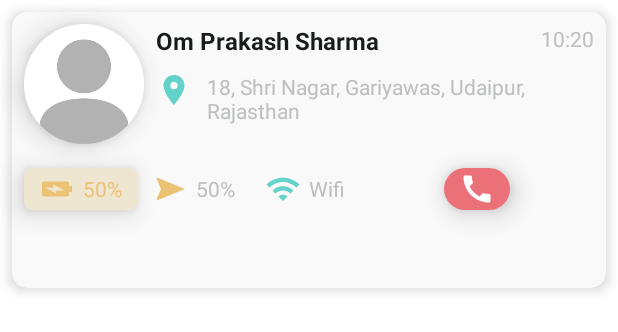
After one commit to iamomsharma/FamilySafety, an Android app: the layout adapter_item_member.xml on its own in the app's theme, with its tools: preview values and no code run, on a phone screen of 412 x 824 dp. The commit adds this screen. Shown: the top 332 px of the screen. Run offline under Robolectric (Android 15) with nearby library versions, the phone set to English and light mode, and no system bars.

Commit message:
create memeber listing

```diff
--- a/app/src/main/java/com/example/familysefty/HomeFragment.kt
+++ b/app/src/main/java/com/example/familysefty/HomeFragment.kt
@@ -1,23 +1,49 @@
 package com.example.familysefty
 
 import android.os.Bundle
-import androidx.fragment.app.Fragment
+import android.util.Log
 import android.view.LayoutInflater
 import android.view.View
 import android.view.ViewGroup
+import androidx.fragment.app.Fragment
+import androidx.recyclerview.widget.LinearLayoutManager
+import com.example.familysefty.databinding.FragmentHomeBinding
 
 class HomeFragment : Fragment() {
 
+    private lateinit var binding: FragmentHomeBinding
     override fun onCreateView(
         inflater: LayoutInflater, container: ViewGroup?,
         savedInstanceState: Bundle?
     ): View? {
-        // Inflate the layout for this fragment
-        return inflater.inflate(R.layout.fragment_home, container, false)
+
+        binding = FragmentHomeBinding.inflate(inflater, container, false)
+
+
+        initialization()
+
+        return binding.root
+    }
+
+    private fun initialization() {
+
+        val memberArrayList = arrayListOf<MemberDataClass>(
+            MemberDataClass("Om Prakash Sharma"),
+            MemberDataClass("Om Prakash Sharma"),
+            MemberDataClass("Om Prakash Sharma"),
+            MemberDataClass("Om Prakash Sharma"),
+            MemberDataClass("Om Prakash Sharma"),
+            MemberDataClass("Om Prakash Sharma")
+        )
+
+        val memberAdapter = MemberListAdapter(memberArrayList)
+        binding.rvMember.layoutManager = LinearLayoutManager(requireContext())
+        binding.rvMember.adapter = memberAdapter
+
+        Log.d("TAG", "@@@ initialization: - First TIme")
     }
 
     companion object {
-
         @JvmStatic
         fun newInstance() = HomeFragment()
     }
--- a/app/src/main/java/com/example/familysefty/MainActivity.kt
+++ b/app/src/main/java/com/example/familysefty/MainActivity.kt
@@ -25,11 +25,13 @@ class MainActivity : AppCompatActivity() {
             true
         }
 
+        binding.bottomNavigation.selectedItemId = R.id.nav_home
+
     }
 
     fun callFragment(fragment: Fragment)
     {
-        var transaction = supportFragmentManager.beginTransaction()
+        val transaction = supportFragmentManager.beginTransaction()
         transaction.replace(R.id.frameContainer, fragment)
         transaction.commit()
     }
--- /dev/null
+++ b/app/src/main/java/com/example/familysefty/MemberDataClass.kt
@@ -0,0 +1,12 @@
+package com.example.familysefty
+
+data class MemberDataClass(
+    var name : String
+//    var profileUrl : String,
+//    var location: String,
+//    var time : String,
+//    var chargingStatus : String,
+//    var distance : String,
+//    var signal : String,
+//    var callNumber : String
+)
--- /dev/null
+++ b/app/src/main/java/com/example/familysefty/MemberListAdapter.kt
@@ -0,0 +1,37 @@
+package com.example.familysefty
+
+import android.view.LayoutInflater
+import android.view.ViewGroup
+import androidx.recyclerview.widget.RecyclerView
+import com.example.familysefty.databinding.AdapterItemMemberBinding
+
+class MemberListAdapter(private val memberArrayList: ArrayList<MemberDataClass>) :
+    RecyclerView.Adapter<MemberListAdapter.ViewHolder>() {
+
+    private lateinit var binding: AdapterItemMemberBinding
+
+    override fun onCreateViewHolder(parent: ViewGroup, viewType: Int): ViewHolder {
+        binding =
+            AdapterItemMemberBinding.inflate(LayoutInflater.from(parent.context), parent, false)
+
+        return ViewHolder(binding)
+    }
+
+    override fun getItemCount(): Int = memberArrayList.size
+
+
+    override fun onBindViewHolder(holder: ViewHolder, position: Int) {
+        val memberList = memberArrayList[position]
+        holder.bind(memberList)
+    }
+
+    class ViewHolder(private val item: AdapterItemMemberBinding) :
+        RecyclerView.ViewHolder(item.root) {
+
+        fun bind(memberList: MemberDataClass) {
+            item.tvName.text = memberList.name
+        }
+
+
+    }
+}
--- /dev/null
+++ b/app/src/main/res/drawable/bg_radious.xml
@@ -0,0 +1,5 @@
+<?xml version="1.0" encoding="utf-8"?>
+<shape xmlns:android="http://schemas.android.com/apk/res/android">
+    <solid android:color="@color/bg_light_orange_color"/>
+    <corners android:radius="5dp"/>
+</shape>
--- /dev/null
+++ b/app/src/main/res/drawable/bg_round.xml
@@ -0,0 +1,5 @@
+<?xml version="1.0" encoding="utf-8"?>
+<shape xmlns:android="http://schemas.android.com/apk/res/android">
+    <solid android:color="@color/light_red_color"/>
+    <corners android:radius="50dp"/>
+</shape>
--- /dev/null
+++ b/app/src/main/res/drawable/ic_call.xml
@@ -0,0 +1,5 @@
+<vector android:height="24dp" android:tint="#000000"
+    android:viewportHeight="24" android:viewportWidth="24"
+    android:width="24dp" xmlns:android="http://schemas.android.com/apk/res/android">
+    <path android:fillColor="@android:color/white" android:pathData="M20.01,15.38c-1.23,0 -2.42,-0.2 -3.53,-0.56 -0.35,-0.12 -0.74,-0.03 -1.01,0.24l-1.57,1.97c-2.83,-1.35 -5.48,-3.9 -6.89,-6.83l1.95,-1.66c0.27,-0.28 0.35,-0.67 0.24,-1.02 -0.37,-1.11 -0.56,-2.3 -0.56,-3.53 0,-0.54 -0.45,-0.99 -0.99,-0.99H4.19C3.65,3 3,3.24 3,3.99 3,13.28 10.73,21 20.01,21c0.71,0 0.99,-0.63 0.99,-1.18v-3.45c0,-0.54 -0.45,-0.99 -0.99,-0.99z"/>
+</vector>
--- /dev/null
+++ b/app/src/main/res/drawable/ic_charging.xml
@@ -0,0 +1,5 @@
+<vector android:height="24dp" android:tint="#000000"
+    android:viewportHeight="24" android:viewportWidth="24"
+    android:width="24dp" xmlns:android="http://schemas.android.com/apk/res/android">
+    <path android:fillColor="@android:color/white" android:pathData="M15.67,4H14V2h-4v2H8.33C7.6,4 7,4.6 7,5.33v15.33C7,21.4 7.6,22 8.33,22h7.33c0.74,0 1.34,-0.6 1.34,-1.33V5.33C17,4.6 16.4,4 15.67,4zM11,20v-5.5H9L13,7v5.5h2L11,20z"/>
+</vector>
--- /dev/null
+++ b/app/src/main/res/drawable/ic_location.xml
@@ -0,0 +1,5 @@
+<vector android:height="24dp" android:tint="#000000"
+    android:viewportHeight="24" android:viewportWidth="24"
+    android:width="24dp" xmlns:android="http://schemas.android.com/apk/res/android">
+    <path android:fillColor="@android:color/white" android:pathData="M12,2C8.13,2 5,5.13 5,9c0,5.25 7,13 7,13s7,-7.75 7,-13c0,-3.87 -3.13,-7 -7,-7zM12,11.5c-1.38,0 -2.5,-1.12 -2.5,-2.5s1.12,-2.5 2.5,-2.5 2.5,1.12 2.5,2.5 -1.12,2.5 -2.5,2.5z"/>
+</vector>
--- /dev/null
+++ b/app/src/main/res/drawable/ic_navigation.xml
@@ -0,0 +1,5 @@
+<vector android:height="24dp" android:tint="#000000"
+    android:viewportHeight="24" android:viewportWidth="24"
+    android:width="24dp" xmlns:android="http://schemas.android.com/apk/res/android">
+    <path android:fillColor="@android:color/white" android:pathData="M12,2L4.5,20.29l0.71,0.71L12,18l6.79,3 0.71,-0.71z"/>
+</vector>
--- /dev/null
+++ b/app/src/main/res/drawable/ic_wifi.xml
@@ -0,0 +1,5 @@
+<vector android:height="24dp" android:tint="#000000"
+    android:viewportHeight="24" android:viewportWidth="24"
+    android:width="24dp" xmlns:android="http://schemas.android.com/apk/res/android">
+    <path android:fillColor="@android:color/white" android:pathData="M1,9l2,2c4.97,-4.97 13.03,-4.97 18,0l2,-2C16.93,2.93 7.08,2.93 1,9zM9,17l3,3 3,-3c-1.65,-1.66 -4.34,-1.66 -6,0zM5,13l2,2c2.76,-2.76 7.24,-2.76 10,0l2,-2C15.14,9.14 8.87,9.14 5,13z"/>
+</vector>
--- a/app/src/main/res/layout/activity_main.xml
+++ b/app/src/main/res/layout/activity_main.xml
@@ -19,7 +19,7 @@
             android:id="@+id/bottomNavigation"
             android:layout_width="match_parent"
             android:layout_height="wrap_content"
-            app:backgroundTint="@color/light_white_color"
+            app:backgroundTint="@color/white_color"
             app:itemIconTint="@drawable/nav_item_color"
             app:itemTextColor="@color/bottom_navigation_item_selected"
             app:layout_constraintBottom_toBottomOf="parent"
--- /dev/null
+++ b/app/src/main/res/layout/adapter_item_member.xml
@@ -0,0 +1,215 @@
+<?xml version="1.0" encoding="utf-8"?>
+<layout>
+    <androidx.constraintlayout.widget.ConstraintLayout xmlns:android="http://schemas.android.com/apk/res/android"
+        xmlns:app="http://schemas.android.com/apk/res-auto"
+        android:layout_width="match_parent"
+        android:layout_height="200dp">
+
+        <com.google.android.material.card.MaterialCardView
+            android:id="@+id/cvMember"
+            android:layout_width="match_parent"
+            android:layout_height="match_parent"
+            android:layout_margin="@dimen/dimens_16dp"
+            app:cardBackgroundColor="@color/white_color"
+            app:cardCornerRadius="10dp"
+            app:cardElevation="5dp"
+            app:layout_constraintBottom_toBottomOf="parent"
+            app:layout_constraintEnd_toEndOf="parent"
+            app:layout_constraintStart_toStartOf="parent"
+            app:layout_constraintTop_toTopOf="parent" />
+
+        <com.google.android.material.imageview.ShapeableImageView
+            android:id="@+id/imgUser"
+            android:layout_width="80dp"
+            android:layout_height="80dp"
+            android:layout_margin="@dimen/dimens_16dp"
+            android:elevation="10dp"
+            app:layout_constraintStart_toStartOf="@id/cvMember"
+            app:layout_constraintTop_toTopOf="@id/cvMember"
+            app:shapeAppearance="@style/circleImageView"
+            app:srcCompat="@drawable/img_profile" />
+
+        <androidx.appcompat.widget.AppCompatTextView
+            android:id="@+id/tvName"
+            android:layout_width="0dp"
+            android:layout_height="wrap_content"
+            android:layout_marginStart="@dimen/dimens_16dp"
+            android:elevation="10dp"
+            android:text="Om Prakash Sharma"
+            android:textColor="@color/black_color"
+            android:textSize="16sp"
+            android:textStyle="bold"
+            app:layout_constraintEnd_toStartOf="@+id/tvTime"
+            app:layout_constraintStart_toEndOf="@id/imgUser"
+            app:layout_constraintTop_toTopOf="@id/imgUser" />
+
+        <androidx.appcompat.widget.AppCompatTextView
+            android:id="@+id/tvTime"
+            android:layout_width="0dp"
+            android:layout_height="wrap_content"
+            android:layout_margin="@dimen/dimens_16dp"
+            android:elevation="10dp"
+            android:text="10:20"
+            android:textColor="@color/gray_color"
+            app:layout_constraintEnd_toEndOf="@id/cvMember"
+            app:layout_constraintTop_toTopOf="@id/cvMember" />
+
+        <androidx.appcompat.widget.AppCompatImageView
+            android:id="@+id/ivLocation"
+            android:layout_width="wrap_content"
+            android:layout_height="wrap_content"
+            android:layout_marginTop="10dp"
+            android:elevation="10dp"
+            android:tint="@color/light_green_color"
+            app:layout_constraintStart_toStartOf="@id/tvName"
+            app:layout_constraintTop_toBottomOf="@id/tvName"
+            app:srcCompat="@drawable/ic_location" />
+
+        <androidx.appcompat.widget.AppCompatTextView
+            android:id="@+id/tvLocation"
+            android:layout_width="0dp"
+            android:layout_height="wrap_content"
+            android:layout_marginStart="10dp"
+            android:elevation="10dp"
+            android:textColor="@color/gray_color"
+            android:text="18, Shri Nagar, Gariyawas, Udaipur, Rajasthan"
+            app:layout_constraintEnd_toEndOf="@id/tvTime"
+            app:layout_constraintStart_toEndOf="@id/ivLocation"
+            app:layout_constraintTop_toTopOf="@id/ivLocation" />
+
+        <LinearLayout
+            android:id="@+id/llCharging"
+            android:layout_width="wrap_content"
+            android:layout_height="wrap_content"
+            android:layout_marginTop="16dp"
+            android:background="@drawable/bg_radious"
+            android:elevation="10dp"
+            android:gravity="center"
+            android:orientation="horizontal"
+            android:paddingStart="10dp"
+            android:paddingTop="2dp"
+            android:paddingEnd="10dp"
+            android:paddingBottom="2dp"
+            app:layout_constraintStart_toStartOf="@id/imgUser"
+            app:layout_constraintTop_toBottomOf="@id/imgUser">
+
+            <androidx.appcompat.widget.AppCompatImageView
+                android:id="@+id/ivCharging"
+                android:layout_width="wrap_content"
+                android:layout_height="wrap_content"
+                android:rotation="90"
+                android:tint="@color/light_green_color"
+                app:layout_constraintStart_toStartOf="@id/tvName"
+                app:layout_constraintTop_toBottomOf="@id/tvName"
+                app:srcCompat="@drawable/ic_charging"
+                app:tint="@color/light_orange_color" />
+
+            <androidx.appcompat.widget.AppCompatTextView
+                android:id="@+id/tvCharging"
+                android:layout_width="match_parent"
+                android:layout_height="wrap_content"
+                android:layout_marginStart="5dp"
+                android:text="50%"
+                android:textColor="@color/light_orange_color" />
+
+        </LinearLayout>
+
+        <LinearLayout
+            android:id="@+id/llNavigation"
+            android:layout_width="wrap_content"
+            android:layout_height="wrap_content"
+            android:elevation="10dp"
+            android:gravity="center"
+            android:orientation="horizontal"
+            android:paddingStart="10dp"
+            android:paddingTop="2dp"
+            android:paddingEnd="10dp"
+            android:paddingBottom="2dp"
+            app:layout_constraintStart_toEndOf="@id/llCharging"
+            app:layout_constraintTop_toTopOf="@id/llCharging">
+
+            <androidx.appcompat.widget.AppCompatImageView
+                android:id="@+id/ivNavigation"
+                android:layout_width="wrap_content"
+                android:layout_height="wrap_content"
+                android:rotation="90"
+                android:tint="@color/light_green_color"
+                app:layout_constraintStart_toStartOf="@id/tvName"
+                app:layout_constraintTop_toBottomOf="@id/tvName"
+                app:srcCompat="@drawable/ic_navigation"
+                app:tint="@color/light_orange_color" />
+
+            <androidx.appcompat.widget.AppCompatTextView
+                android:id="@+id/tvNavigation"
+                android:layout_width="match_parent"
+                android:layout_height="wrap_content"
+                android:layout_marginStart="5dp"
+                android:textColor="@color/gray_color"
+                android:text="50%" />
+
+        </LinearLayout>
+
+        <LinearLayout
+            android:id="@+id/llSignal"
+            android:layout_width="wrap_content"
+            android:layout_height="wrap_content"
+            android:elevation="10dp"
+            android:gravity="center"
+            android:orientation="horizontal"
+            android:paddingStart="10dp"
+            android:paddingTop="2dp"
+            android:paddingEnd="10dp"
+            android:paddingBottom="2dp"
+            app:layout_constraintStart_toEndOf="@id/llNavigation"
+            app:layout_constraintTop_toTopOf="@id/llCharging">
+
+            <androidx.appcompat.widget.AppCompatImageView
+                android:id="@+id/ivSignal"
+                android:layout_width="wrap_content"
+                android:layout_height="wrap_content"
+                app:layout_constraintStart_toStartOf="@id/tvName"
+                app:layout_constraintTop_toBottomOf="@id/tvName"
+                app:srcCompat="@drawable/ic_wifi"
+                app:tint="@color/light_green_color" />
+
+            <androidx.appcompat.widget.AppCompatTextView
+                android:id="@+id/tvSignal"
+                android:layout_width="match_parent"
+                android:layout_height="wrap_content"
+                android:layout_marginStart="5dp"
+                android:textColor="@color/gray_color"
+                android:text="Wifi" />
+
+        </LinearLayout>
+
+        <LinearLayout
+            android:id="@+id/llCall"
+            android:layout_width="wrap_content"
+            android:layout_height="wrap_content"
+            android:background="@drawable/bg_round"
+            android:elevation="10dp"
+            android:gravity="end"
+            android:orientation="horizontal"
+            android:paddingStart="10dp"
+            android:paddingTop="2dp"
+            android:paddingEnd="10dp"
+            android:paddingBottom="2dp"
+            app:layout_constraintEnd_toEndOf="@+id/tvLocation"
+            app:layout_constraintStart_toEndOf="@id/llSignal"
+            app:layout_constraintTop_toTopOf="@id/llCharging">
+
+            <androidx.appcompat.widget.AppCompatImageView
+                android:id="@+id/ivCall"
+                android:layout_width="wrap_content"
+                android:layout_height="wrap_content"
+                app:layout_constraintStart_toStartOf="@id/tvName"
+                app:layout_constraintTop_toBottomOf="@id/tvName"
+                app:srcCompat="@drawable/ic_call"
+                app:tint="@color/white" />
+
+
+        </LinearLayout>
+
+
+    </androidx.constraintlayout.widget.ConstraintLayout>
+</layout>
--- a/app/src/main/res/layout/fragment_home.xml
+++ b/app/src/main/res/layout/fragment_home.xml
@@ -1,14 +1,18 @@
 <?xml version="1.0" encoding="utf-8"?>
-<FrameLayout xmlns:android="http://schemas.android.com/apk/res/android"
-    xmlns:tools="http://schemas.android.com/tools"
-    android:layout_width="match_parent"
-    android:layout_height="match_parent"
-    tools:context=".HomeFragment">
+<layout xmlns:android="http://schemas.android.com/apk/res/android"
+    xmlns:tools="http://schemas.android.com/tools">
 
-    <!-- TODO: Update blank fragment layout -->
-    <TextView
+    <androidx.constraintlayout.widget.ConstraintLayout
         android:layout_width="match_parent"
-        android:layout_height="match_parent"
-        android:text="@string/hello_blank_fragment" />
+        android:layout_height="match_parent">
 
-</FrameLayout>
+        <androidx.recyclerview.widget.RecyclerView
+            android:id="@+id/rvMember"
+            android:layout_width="match_parent"
+            android:layout_height="match_parent"
+            tools:listitem="@layout/adapter_item_member"/>
+
+
+    </androidx.constraintlayout.widget.ConstraintLayout>
+
+</layout>
--- a/app/src/main/res/values/colors.xml
+++ b/app/src/main/res/values/colors.xml
@@ -9,10 +9,18 @@
     <color name="white">#FFFFFFFF</color>
 
     <color name="bg_color">#e4e6e7</color>
+    <color name="white_color">#f9f9f9</color>
+    <color name="black_color">#181c1d</color>
+    <color name="gray_color">#bdc0bf</color>
     <color name="light_red_color">#ec7078</color>
     <color name="light_green_color">#63d2c8</color>
-    <color name="light_white_color">#f1f1f1</color>
+    <color name="light_pink_color">#b199dc</color>
+    <color name="light_orange_color">#ecc275</color>
+
+    <color name="bg_light_orange_color">#efe6d2</color>
+
     <color name="bottom_navigation_item_unselected">#d3dddc</color>
     <color name="bottom_navigation_item_selected">#63d2c8</color>
 
+
 </resources>
--- a/app/src/main/res/values/themes.xml
+++ b/app/src/main/res/values/themes.xml
@@ -13,4 +13,9 @@
         <item name="android:statusBarColor">?attr/colorPrimaryVariant</item>
         <!-- Customize your theme here. -->
     </style>
+
+    <style name="circleImageView" parent="">
+        <item name="cornerFamily">rounded</item>
+        <item name="cornerSize">50%</item>
+    </style>
 </resources>
```
Also changed, not shown: app/src/main/res/drawable/img_profile.jpg (added).
